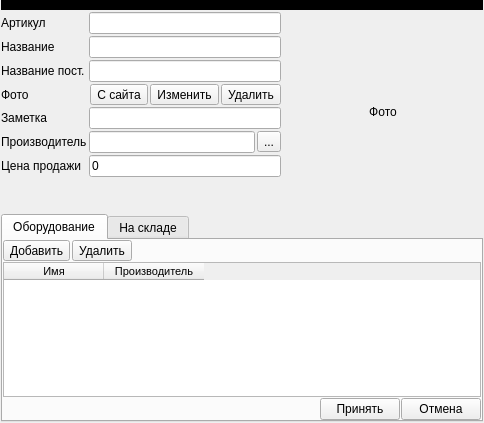
First picture: the form in ui/product.ui, repository Meller008/kara, before the edit.
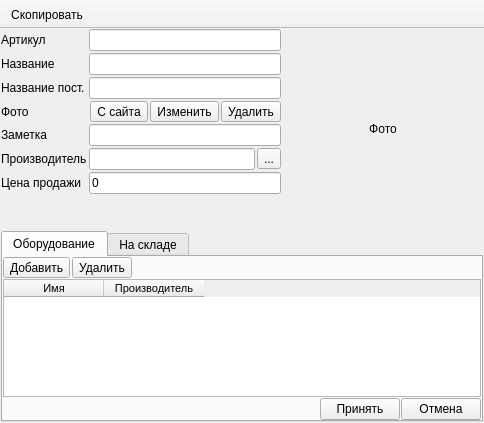
Second picture: the form after the edit.

What changed in the file:
```diff
--- a/ui/product.ui
+++ b/ui/product.ui
@@ -30,7 +30,7 @@
     <property name="spacing">
      <number>2</number>
     </property>
-    <item row="3" column="0" colspan="2">
+    <item row="2" column="0" colspan="2">
      <widget class="QTabWidget" name="tabWidget">
       <property name="currentIndex">
        <number>0</number>
@@ -187,20 +187,7 @@
       </widget>
      </widget>
     </item>
-    <item row="0" column="0" colspan="2">
-     <widget class="QWidget" name="widget" native="true">
-      <property name="minimumSize">
-       <size>
-        <width>0</width>
-        <height>10</height>
-       </size>
-      </property>
-      <property name="styleSheet">
-       <string notr="true">background-color: rgb(0, 0, 0);</string>
-      </property>
-     </widget>
-    </item>
-    <item row="1" column="1" rowspan="2">
+    <item row="0" column="1" rowspan="2">
      <widget class="QLabel" name="lb_photo">
       <property name="minimumSize">
        <size>
@@ -216,7 +203,7 @@
       </property>
      </widget>
     </item>
-    <item row="1" column="0" rowspan="2">
+    <item row="0" column="0" rowspan="2">
      <layout class="QGridLayout" name="gridLayout_4">
       <property name="spacing">
        <number>2</number>
@@ -369,6 +356,26 @@
     </item>
    </layout>
   </widget>
+  <widget class="QToolBar" name="toolBar">
+   <property name="windowTitle">
+    <string>toolBar</string>
+   </property>
+   <property name="movable">
+    <bool>false</bool>
+   </property>
+   <attribute name="toolBarArea">
+    <enum>TopToolBarArea</enum>
+   </attribute>
+   <attribute name="toolBarBreak">
+    <bool>false</bool>
+   </attribute>
+   <addaction name="pb_copy"/>
+  </widget>
+  <action name="pb_copy">
+   <property name="text">
+    <string>Скопировать</string>
+   </property>
+  </action>
  </widget>
  <resources/>
  <connections>
```
Left out of the diff: 25 changed lines with no effect on the pictures.
